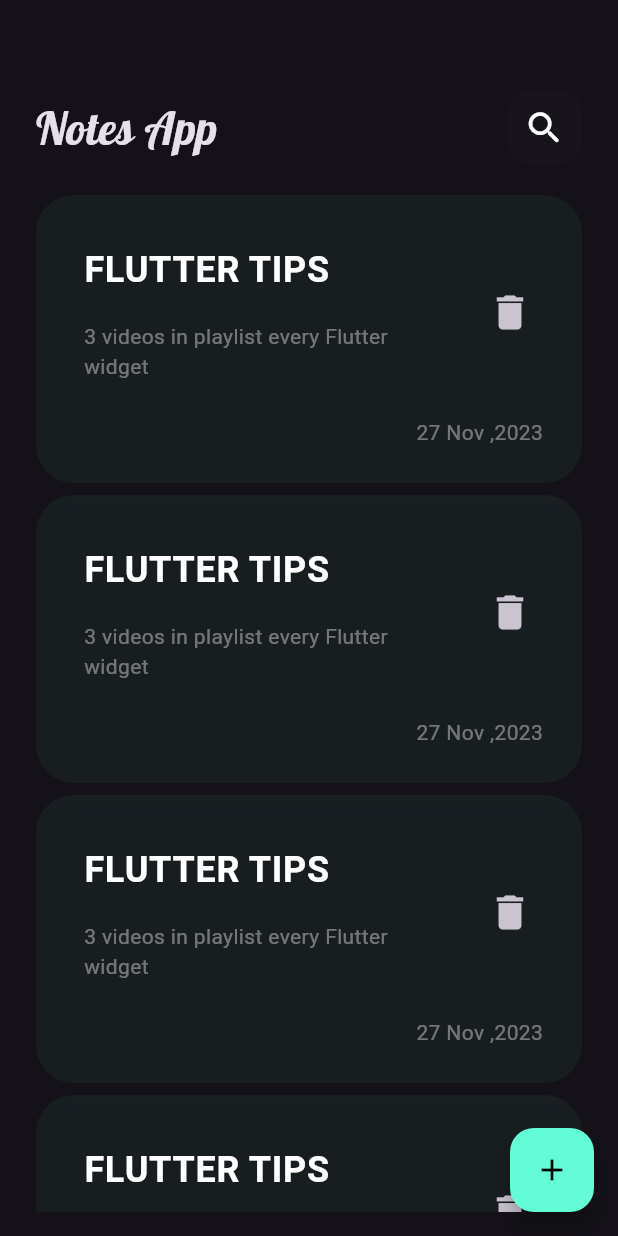
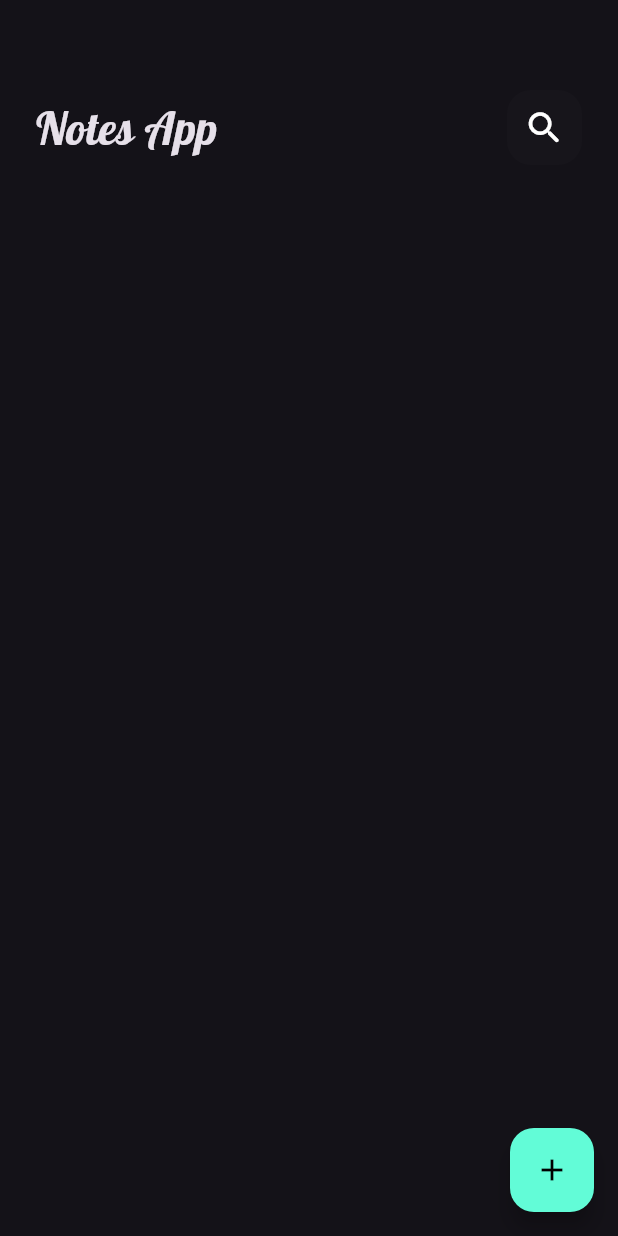
Before and after one commit to midoHaz/Note-app, a Flutter app: the screen it shows after launch, on a phone screen of 412 x 824 dp. Run offline on Flutter 3.47's test engine with Material 3 defaults, Android fonts, the phone set to English and light mode, and no system bars; our stand-ins replace bloc, flutter_bloc, hive, hive_flutter, modal_progress_hud_nsn; accounts and stored records are empty.

Commit message:
display data

```diff
--- a/lib/cubits/Notes_cubit/notes_state.dart
+++ b/lib/cubits/Notes_cubit/notes_state.dart
@@ -4,13 +4,3 @@ part of 'notes_cubit.dart';
 abstract class NotesState {}
 
 class NotesInitial extends NotesState {}
-class NotesLoading extends NotesState {}
-class NotesSuccess extends NotesState {
-  final List<NoteModel> notes;
-  NotesSuccess(this.notes);
-
-}
-class NotesFailure extends NotesState {
-  final String errorMessage;
-  NotesFailure(this.errorMessage);
-}
--- a/lib/widgets/custom_note_item.dart
+++ b/lib/widgets/custom_note_item.dart
@@ -1,11 +1,12 @@
 import 'dart:ui';
 
 import 'package:flutter/material.dart';
+import 'package:note_app/models/note_model.dart';
 
 class CustomNoteItem extends StatelessWidget {
-  const CustomNoteItem({Key? key, required this.color,}) : super(key: key);
+  const CustomNoteItem({Key? key, required this.note,}) : super(key: key);
 
-  final Color color;
+  final NoteModel note;
   @override
   Widget build(BuildContext context) {
     return  ClipRRect(
@@ -16,22 +17,22 @@ class CustomNoteItem extends StatelessWidget {
           width: double.infinity,
           decoration: BoxDecoration(
             borderRadius: BorderRadius.circular(25),
-            color: color.withOpacity(.05),
+            color: Color(note.color),
           ),
           child:Column(
             crossAxisAlignment: CrossAxisAlignment.end,
             children: [ListTile(
-              title:const  Text("FLUTTER TIPS",style: TextStyle(color: Colors.white,fontWeight: FontWeight.bold,fontSize: 24),),
+              title:Text(note.title,style: const TextStyle(color: Colors.white,fontWeight: FontWeight.bold,fontSize: 24),),
               subtitle: Padding(
                 padding: const EdgeInsets.only(top: 16.0),
-                child: Text("3 videos in playlist every Flutter widget",style: TextStyle(color: Colors.white.withOpacity(.4)),),
+                child: Text(note.subTitle,style: TextStyle(color: Colors.white.withOpacity(.4)),),
               ),
               trailing:IconButton(onPressed: (){}, icon: const Icon(Icons.delete,size: 30,)) ,
             ),
 
               Padding(
                 padding:const  EdgeInsets.only(right: 26.0,top: 16),
-                child: Text("27 Nov ,2023",style: TextStyle(color: Colors.white.withOpacity(.4)),),
+                child: Text(note.date,style: TextStyle(color: Colors.white.withOpacity(.4)),),
               ),
             ],
           ),
--- a/lib/widgets/notes_list.dart
+++ b/lib/widgets/notes_list.dart
@@ -1,4 +1,7 @@
 import 'package:flutter/material.dart';
+import 'package:flutter_bloc/flutter_bloc.dart';
+import 'package:note_app/cubits/Notes_cubit/notes_cubit.dart';
+import 'package:note_app/models/note_model.dart';
 import 'package:note_app/views/edit_note_view.dart';
 import 'package:note_app/widgets/custom_note_item.dart';
 
@@ -7,16 +10,24 @@ class NotesListView extends StatelessWidget {
 
   @override
   Widget build(BuildContext context) {
-    return Padding(
-      padding: const EdgeInsets.symmetric(vertical: 16.0),
-      child: ListView.builder(padding: EdgeInsets.zero,itemBuilder: (context,index){
+    return BlocBuilder<NotesCubit, NotesState>(
+      builder: (context, state) {
+        List<NoteModel> notes =BlocProvider.of<NotesCubit>(context).notes?? [];
         return Padding(
-          padding:const  EdgeInsets.symmetric(vertical: 4.0),
-          child: GestureDetector(onTap: (){
-            Navigator.push(context, MaterialPageRoute(builder: (context)=> const EditNoteView()));
-          },child:const  CustomNoteItem(color: Colors.greenAccent,)),
+          padding: const EdgeInsets.symmetric(vertical: 16.0),
+          child: ListView.builder(
+            itemCount: notes.length,
+              padding: EdgeInsets.zero, itemBuilder: (context, index) {
+            return Padding(
+              padding: const EdgeInsets.symmetric(vertical: 4.0),
+              child: GestureDetector(onTap: () {
+                Navigator.push(context, MaterialPageRoute(builder: (
+                    context) => const EditNoteView()));
+              }, child:CustomNoteItem(note: notes[index],)),
+            );
+          }),
         );
-      }),
+      },
     );
   }
 }
```
Also changed, not shown: lib/cubits/Notes_cubit/notes_cubit.dart (+2 -5 lines).
